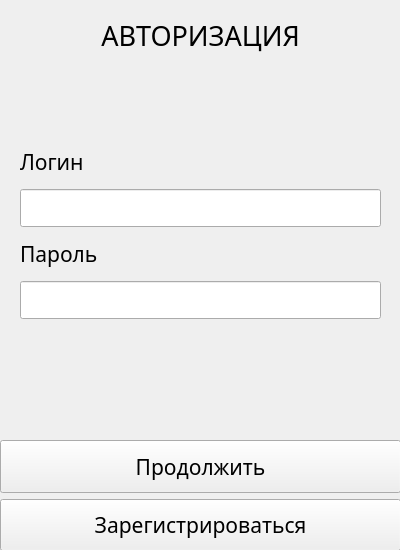
The window that src/Auth/authorizationwindow.ui (ykleyka/StudyPlatform) describes before a commit, drawn with Qt 5.
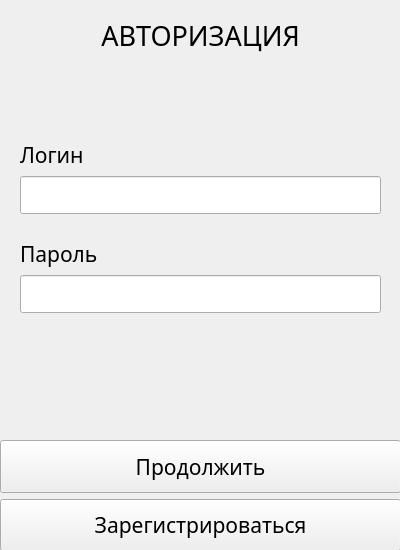
The same window after the commit.

Diff of the .ui file:
```diff
--- a/src/Auth/authorizationwindow.ui
+++ b/src/Auth/authorizationwindow.ui
@@ -94,7 +94,7 @@
      <x>20</x>
      <y>140</y>
      <width>361</width>
-     <height>179</height>
+     <height>193</height>
     </rect>
    </property>
    <layout class="QVBoxLayout" name="verticalLayout_4">
@@ -129,6 +129,19 @@
         </property>
        </widget>
       </item>
+      <item>
+       <spacer name="verticalSpacer">
+        <property name="orientation">
+         <enum>Qt::Orientation::Vertical</enum>
+        </property>
+        <property name="sizeHint" stdset="0">
+         <size>
+          <width>20</width>
+          <height>40</height>
+         </size>
+        </property>
+       </spacer>
+      </item>
      </layout>
     </item>
     <item>
@@ -162,6 +175,19 @@
         </property>
        </widget>
       </item>
+      <item>
+       <spacer name="verticalSpacer_2">
+        <property name="orientation">
+         <enum>Qt::Orientation::Vertical</enum>
+        </property>
+        <property name="sizeHint" stdset="0">
+         <size>
+          <width>20</width>
+          <height>40</height>
+         </size>
+        </property>
+       </spacer>
+      </item>
      </layout>
     </item>
    </layout>
```
